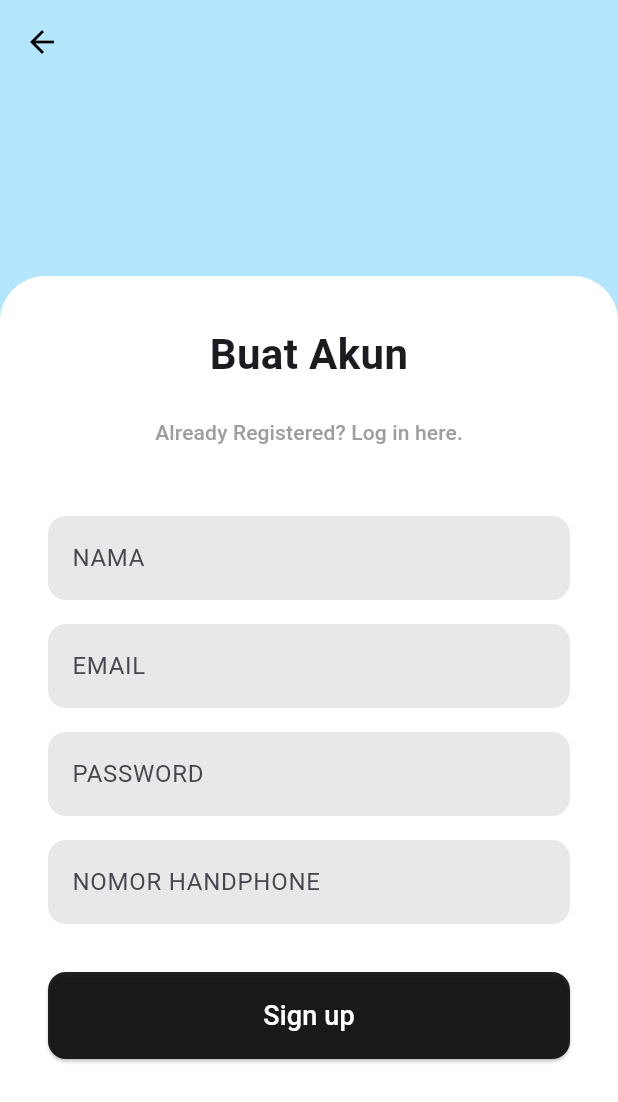
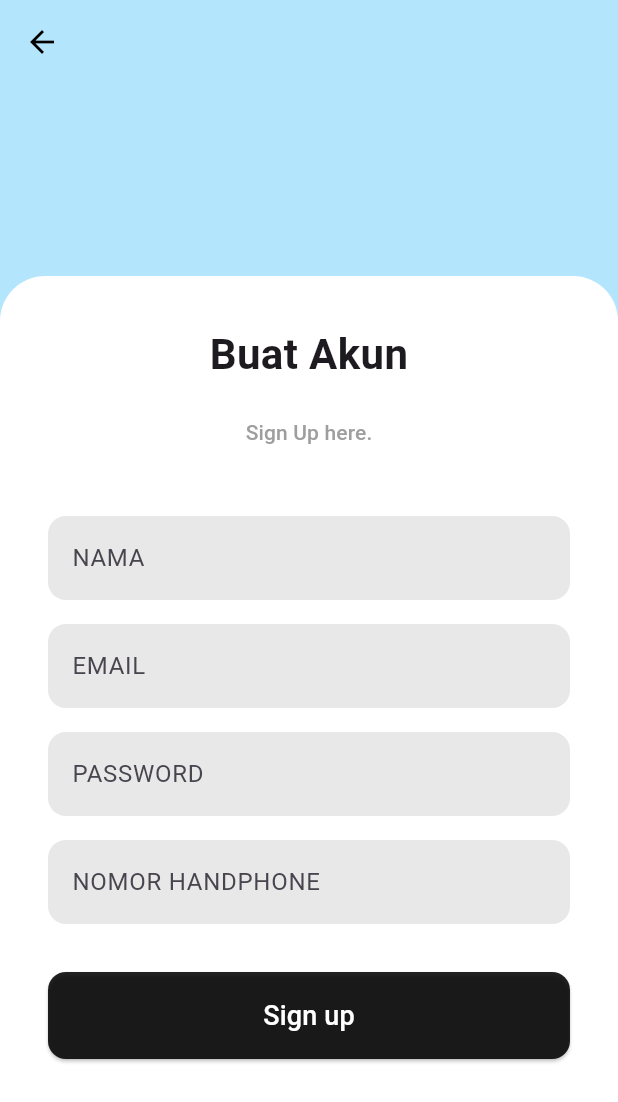
Before and after one commit to nailaputri16/MyKos, a Flutter app: the SignUpScreen screen opened by its route, on a phone screen of 412 x 824 dp. Shown: the top 1102 px of the screen. Run offline on Flutter 3.47's test engine with Material 3 defaults, Android fonts, the phone set to English and light mode, and no system bars; our stand-ins replace firebase_auth, firebase_core, firebase_storage, image_picker; accounts and stored records are empty; Roboto replaces fonts that are missing (Poppins).

Commit message:
Update signup_screen.dart

```diff
--- a/lib/signup_screen.dart
+++ b/lib/signup_screen.dart
@@ -2,6 +2,7 @@ import 'package:flutter/material.dart';
 import 'package:firebase_auth/firebase_auth.dart';
 import 'package:myapp/home_screen.dart';
 
+// SignUpScreen adalah StatefulWidget untuk mengelola input pengguna dan status loading.
 class SignUpScreen extends StatefulWidget {
   const SignUpScreen({super.key});
 
@@ -10,12 +11,16 @@ class SignUpScreen extends StatefulWidget {
 }
 
 class _SignUpScreenState extends State<SignUpScreen> {
+  // Controller untuk setiap kolom input pada form pendaftaran.
   final _emailController = TextEditingController();
   final _passwordController = TextEditingController();
   final _nameController = TextEditingController();
   final _phoneController = TextEditingController();
+
+  // Variabel untuk status loading.
   bool _isLoading = false;
 
+  // Method untuk membersihkan controller saat widget tidak lagi digunakan.
   @override
   void dispose() {
     _emailController.dispose();
@@ -25,25 +30,35 @@ class _SignUpScreenState extends State<SignUpScreen> {
     super.dispose();
   }
 
+  // Fungsi untuk menangani logika pendaftaran akun baru.
   Future<void> _signUp() async {
     if (!mounted) return;
+    // Mulai loading.
     setState(() {
       _isLoading = true;
     });
 
     try {
+      // Menggunakan Firebase Auth untuk membuat pengguna baru dengan email dan password.
+      // Ini adalah fungsi inti untuk proses pendaftaran.
       final credential = await FirebaseAuth.instance.createUserWithEmailAndPassword(
         email: _emailController.text.trim(),
         password: _passwordController.text.trim(),
       );
-      // Jika berhasil, navigasi ke halaman utama
+
+      // Simpan informasi tambahan (nama, no. HP) ke Firestore.
+      // Saat ini, _nameController dan _phoneController belum digunakan untuk menyimpan data.
+
+      // Jika pendaftaran berhasil, Firebase otomatis membuat pengguna login.
       if (credential.user != null && mounted) {
+        // Navigasi ke HomeScreen dan hapus semua rute sebelumnya.
         Navigator.of(context).pushAndRemoveUntil(
           MaterialPageRoute(builder: (context) => const HomeScreen()),
           (route) => false,
         );
       }
     } on FirebaseAuthException catch (e) {
+      // Menangkap error spesifik dari proses pembuatan akun.
       String message;
       if (e.code == 'weak-password') {
         message = 'Kata sandi yang diberikan terlalu lemah.';
@@ -54,18 +69,21 @@ class _SignUpScreenState extends State<SignUpScreen> {
       } else {
         message = 'Terjadi kesalahan. Silakan coba lagi.';
       }
+      // Tampilkan pesan error ke pengguna.
       if (mounted) {
         ScaffoldMessenger.of(context).showSnackBar(
           SnackBar(content: Text(message)),
         );
       }
     } catch (e) {
+      // Menangkap error umum lainnya.
       if (mounted) {
         ScaffoldMessenger.of(context).showSnackBar(
           const SnackBar(content: Text('Terjadi kesalahan yang tidak terduga.')),
         );
       }
     } finally {
+      // Selalu hentikan loading setelah proses selesai (baik berhasil maupun gagal).
       if (mounted) {
         setState(() {
           _isLoading = false;
@@ -74,14 +92,16 @@ class _SignUpScreenState extends State<SignUpScreen> {
     }
   }
 
-
+  // Metode `build` untuk membangun UI halaman pendaftaran.
   @override
   Widget build(BuildContext context) {
     return Scaffold(
       backgroundColor: Colors.lightBlue[100],
+      // AppBar dibuat transparan agar menyatu dengan background.
       appBar: AppBar(
         backgroundColor: Colors.transparent,
         elevation: 0,
+        // Tombol untuk kembali ke halaman sebelumnya (LoginScreen).
         leading: IconButton(
           icon: const Icon(Icons.arrow_back, color: Colors.black),
           onPressed: () => Navigator.of(context).pop(),
@@ -92,8 +112,9 @@ class _SignUpScreenState extends State<SignUpScreen> {
           children: [
             const Expanded(
               flex: 1,
-              child: SizedBox.shrink(), // Spacer
+              child: SizedBox.shrink(), // Memberi sedikit ruang di atas.
             ),
+            // Container utama untuk form pendaftaran.
             Expanded(
               flex: 5,
               child: Container(
@@ -119,12 +140,13 @@ class _SignUpScreenState extends State<SignUpScreen> {
                         textAlign: TextAlign.center,
                       ),
                       const SizedBox(height: 8.0),
+                      // Tombol untuk kembali ke halaman login jika pengguna sudah punya akun.
                       TextButton(
                         onPressed: () {
                           Navigator.of(context).pop();
                         },
                         child: const Text(
-                          'Already Registered? Log in here.',
+                          'Sign Up here.',
                           style: TextStyle(
                             color: Colors.grey,
                             fontSize: 14,
@@ -132,6 +154,7 @@ class _SignUpScreenState extends State<SignUpScreen> {
                         ),
                       ),
                       const SizedBox(height: 32.0),
+                      // Kolom input untuk Nama
                        TextField(
                         controller: _nameController,
                         decoration: const InputDecoration(
@@ -145,6 +168,7 @@ class _SignUpScreenState extends State<SignUpScreen> {
                         ),
                       ),
                       const SizedBox(height: 16.0),
+                      // Kolom input untuk Email
                        TextField(
                         controller: _emailController,
                         keyboardType: TextInputType.emailAddress,
@@ -159,6 +183,7 @@ class _SignUpScreenState extends State<SignUpScreen> {
                         ),
                       ),
                       const SizedBox(height: 16.0),
+                      // Kolom input untuk Password
                        TextField(
                         controller: _passwordController,
                         obscureText: true,
@@ -173,6 +198,7 @@ class _SignUpScreenState extends State<SignUpScreen> {
                         ),
                       ),
                       const SizedBox(height: 16.0),
+                      // Kolom input untuk Nomor Handphone
                        TextField(
                         controller: _phoneController,
                         keyboardType: TextInputType.phone,
@@ -187,10 +213,11 @@ class _SignUpScreenState extends State<SignUpScreen> {
                         ),
                       ),
                       const SizedBox(height: 32.0),
+                      // Menampilkan tombol atau loading indicator.
                       _isLoading
                           ? const Center(child: CircularProgressIndicator())
                           : ElevatedButton(
-                              onPressed: _signUp,
+                              onPressed: _signUp, // Memanggil fungsi _signUp saat ditekan.
                               style: ElevatedButton.styleFrom(
                                 backgroundColor: Colors.black87,
                                 padding: const EdgeInsets.symmetric(vertical: 16.0),
@@ -203,7 +230,7 @@ class _SignUpScreenState extends State<SignUpScreen> {
                                 style: TextStyle(fontSize: 18, color: Colors.white),
                               ),
                             ),
-                      const SizedBox(height: 20.0), // Padding tambahan di bawah
+                      const SizedBox(height: 20.0),
                     ],
                   ),
                 ),
```
